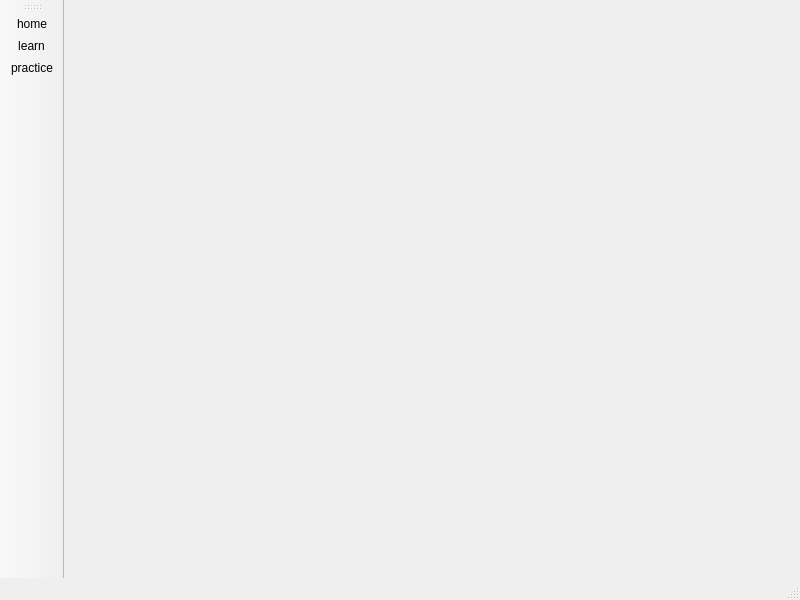
Qt form mainwindow.ui (owenharvey78/blackjack-learning-game) before a commit.
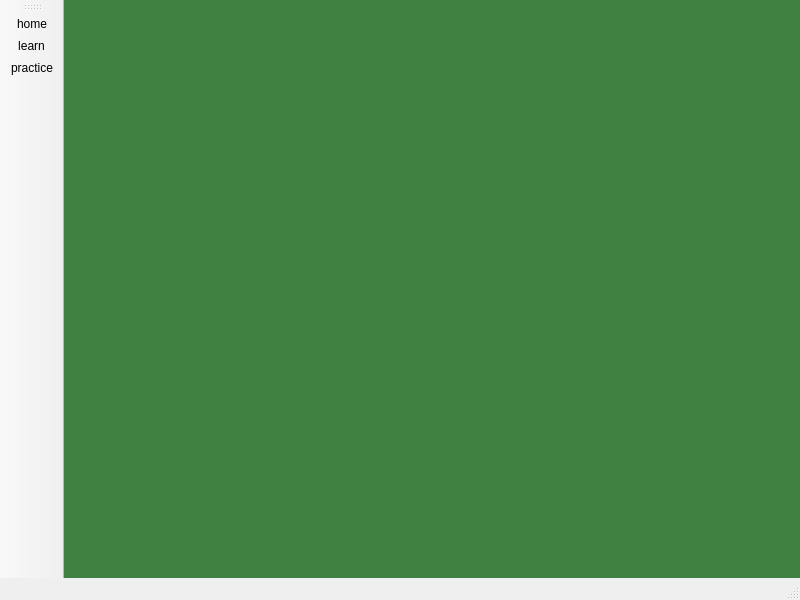
The same form after that commit. Icons and pictures are not drawn.

Commit message: Add background color

```diff
--- a/mainwindow.ui
+++ b/mainwindow.ui
@@ -13,7 +13,11 @@
   <property name="windowTitle">
    <string>MainWindow</string>
   </property>
-  <widget class="QWidget" name="centralwidget"/>
+  <widget class="QWidget" name="centralwidget">
+   <property name="styleSheet">
+    <string notr="true">background-color: rgb(62, 129, 64);</string>
+   </property>
+  </widget>
   <widget class="QMenuBar" name="menubar">
    <property name="geometry">
     <rect>
```
